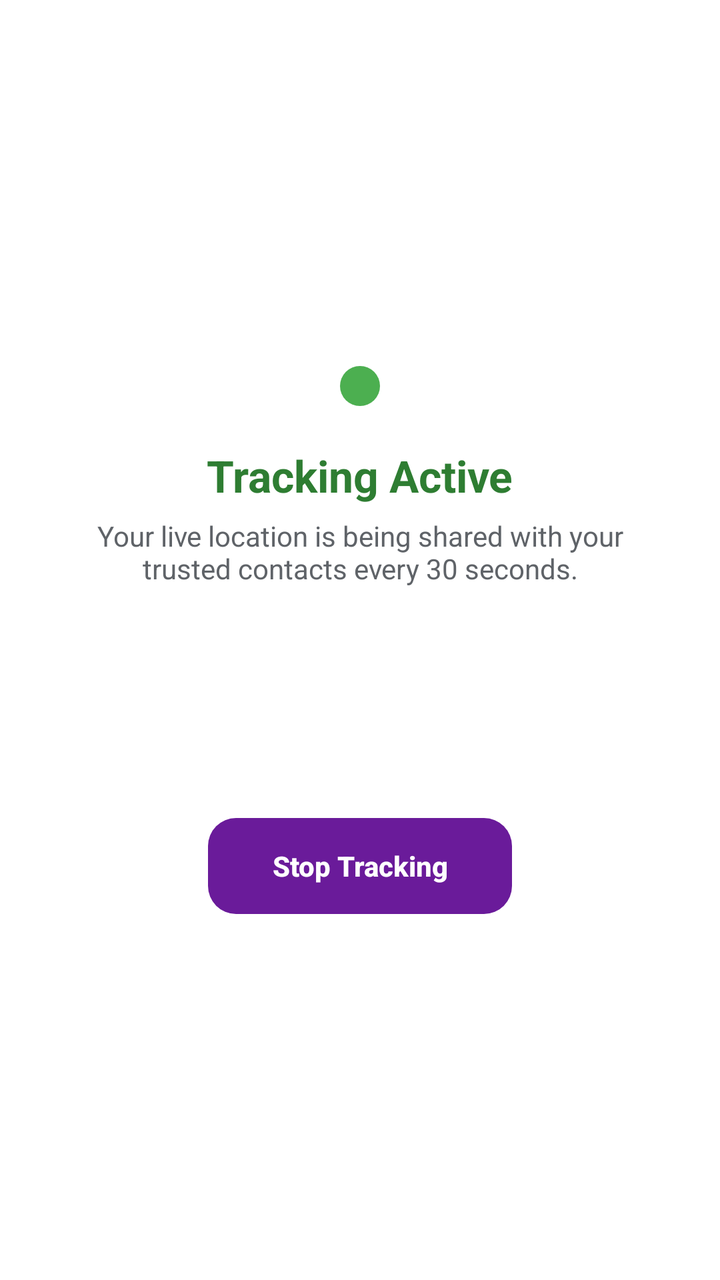
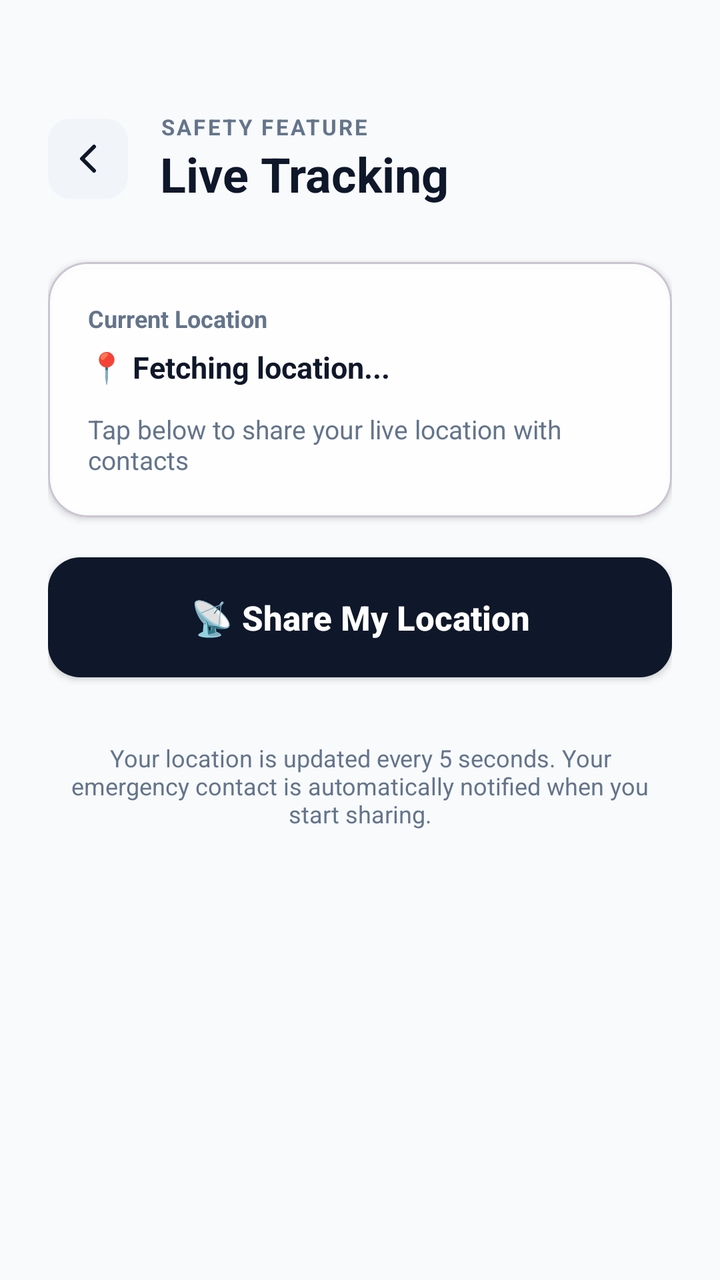

Before-and-after screenshots of an Android layout around one commit, followed by the original layout XML and the change that was made.
<!-- AndroidManifest.xml: application theme Theme.SafePathIndore -->
<!-- res/layout/activity_live_track.xml -->
<?xml version="1.0" encoding="utf-8"?>
<LinearLayout xmlns:android="http://schemas.android.com/apk/res/android"
    android:layout_width="match_parent"
    android:layout_height="match_parent"
    android:background="@color/surface"
    android:gravity="center"
    android:orientation="vertical"
    android:padding="32dp">

    <View
        android:layout_width="20dp"
        android:layout_height="20dp"
        android:background="@drawable/circle_green" />

    <TextView
        android:layout_width="wrap_content"
        android:layout_height="wrap_content"
        android:layout_marginTop="20dp"
        android:text="@string/tracking_active"
        android:textColor="@color/status_green"
        android:textSize="22sp"
        android:textStyle="bold" />

    <TextView
        android:layout_width="wrap_content"
        android:layout_height="wrap_content"
        android:layout_marginTop="6dp"
        android:gravity="center"
        android:text="Your live location is being shared with your trusted contacts every 30 seconds."
        android:textColor="@color/text_secondary"
        android:textSize="14sp" />

    <TextView
        android:id="@+id/liveLocation"
        android:layout_width="wrap_content"
        android:layout_height="wrap_content"
        android:layout_marginTop="24dp"
        android:fontFamily="monospace"
        android:textColor="@color/text_primary"
        android:textSize="14sp" />

    <TextView
        android:id="@+id/liveTimer"
        android:layout_width="wrap_content"
        android:layout_height="wrap_content"
        android:layout_marginTop="8dp"
        android:textColor="@color/text_secondary"
        android:textSize="12sp" />

    <androidx.appcompat.widget.AppCompatButton
        android:id="@+id/stopTrackingButton"
        android:layout_width="wrap_content"
        android:layout_height="wrap_content"
        android:layout_marginTop="48dp"
        android:background="@drawable/bg_navigate_button"
        android:paddingHorizontal="32dp"
        android:stateListAnimator="@null"
        android:text="Stop Tracking"
        android:textAllCaps="false"
        android:textColor="@color/white"
        android:textStyle="bold" />

</LinearLayout>
<!-- resources referenced by this layout -->
<resources>
  <color name="status_green">#2E7D32</color>
  <color name="surface">#FFFFFFFF</color>
  <color name="text_primary">#202124</color>
  <color name="text_secondary">#5F6368</color>
  <color name="white">#FFFFFFFF</color>
  <!-- drawable bg_navigate_button (drawable) -->
  <?xml version="1.0" encoding="utf-8"?>
  <shape xmlns:android="http://schemas.android.com/apk/res/android"
      android:shape="rectangle">
      <solid android:color="@color/brand_primary" />
      <corners android:radius="14dp" />
  </shape>
  <!-- drawable circle_green (drawable) -->
  <?xml version="1.0" encoding="utf-8"?>
  <shape xmlns:android="http://schemas.android.com/apk/res/android" android:shape="oval">
      <solid android:color="#4CAF50" />
  </shape>
  <string name="tracking_active">Tracking Active</string>
  <style name="Theme.SafePathIndore" parent="Theme.Material3.DayNight.NoActionBar">
          <item name="colorPrimary">@color/brand_primary</item>
          <item name="colorPrimaryVariant">@color/brand_primary_dark</item>
          <item name="colorOnPrimary">@color/white</item>
          <item name="colorSecondary">@color/brand_accent</item>
          <item name="android:statusBarColor">@color/brand_primary_dark</item>
          <item name="android:windowLightStatusBar">false</item>
      </style>
  <color name="brand_primary">#6A1B9A</color>
  <color name="brand_primary_dark">#4A148C</color>
  <color name="brand_accent">#FF4081</color>
</resources>

<!-- the commit's change to res/layout/activity_live_track.xml (unified diff, before → after) -->
@@ -1,63 +1,202 @@
 <?xml version="1.0" encoding="utf-8"?>
-<LinearLayout xmlns:android="http://schemas.android.com/apk/res/android"
+<androidx.constraintlayout.widget.ConstraintLayout
+    xmlns:android="http://schemas.android.com/apk/res/android"
+    xmlns:app="http://schemas.android.com/apk/res-auto"
     android:layout_width="match_parent"
     android:layout_height="match_parent"
-    android:background="@color/surface"
-    android:gravity="center"
-    android:orientation="vertical"
-    android:padding="32dp">
-
-    <View
-        android:layout_width="20dp"
-        android:layout_height="20dp"
-        android:background="@drawable/circle_green" />
-
-    <TextView
-        android:layout_width="wrap_content"
-        android:layout_height="wrap_content"
-        android:layout_marginTop="20dp"
-        android:text="@string/tracking_active"
-        android:textColor="@color/status_green"
-        android:textSize="22sp"
-        android:textStyle="bold" />
-
-    <TextView
-        android:layout_width="wrap_content"
-        android:layout_height="wrap_content"
-        android:layout_marginTop="6dp"
-        android:gravity="center"
-        android:text="Your live location is being shared with your trusted contacts every 30 seconds."
-        android:textColor="@color/text_secondary"
-        android:textSize="14sp" />
-
-    <TextView
-        android:id="@+id/liveLocation"
-        android:layout_width="wrap_content"
-        android:layout_height="wrap_content"
-        android:layout_marginTop="24dp"
-        android:fontFamily="monospace"
-        android:textColor="@color/text_primary"
-        android:textSize="14sp" />
-
-    <TextView
-        android:id="@+id/liveTimer"
-        android:layout_width="wrap_content"
-        android:layout_height="wrap_content"
-        android:layout_marginTop="8dp"
-        android:textColor="@color/text_secondary"
-        android:textSize="12sp" />
-
-    <androidx.appcompat.widget.AppCompatButton
-        android:id="@+id/stopTrackingButton"
-        android:layout_width="wrap_content"
-        android:layout_height="wrap_content"
-        android:layout_marginTop="48dp"
-        android:background="@drawable/bg_navigate_button"
-        android:paddingHorizontal="32dp"
-        android:stateListAnimator="@null"
-        android:text="Stop Tracking"
-        android:textAllCaps="false"
-        android:textColor="@color/white"
-        android:textStyle="bold" />
-
-</LinearLayout>
+    android:background="#F8FAFC">
+
+    <ScrollView
+        android:layout_width="match_parent"
+        android:layout_height="0dp"
+        android:scrollbars="none"
+        app:layout_constraintTop_toTopOf="parent"
+        app:layout_constraintBottom_toBottomOf="parent">
+
+        <LinearLayout
+            android:layout_width="match_parent"
+            android:layout_height="wrap_content"
+            android:orientation="vertical"
+            android:paddingHorizontal="24dp"
+            android:paddingTop="56dp"
+            android:paddingBottom="32dp">
+
+            
+            <LinearLayout
+                android:layout_width="match_parent"
+                android:layout_height="wrap_content"
+                android:gravity="center_vertical"
+                android:layout_marginBottom="28dp">
+                <ImageButton
+                    android:id="@+id/btnBack"
+                    android:layout_width="40dp"
+                    android:layout_height="40dp"
+                    android:background="@drawable/bg_icon_soft_slate"
+                    android:src="@drawable/ic_back"
+                    android:padding="8dp"
+                    app:tint="@color/ink" />
+                <LinearLayout
+                    android:layout_width="0dp"
+                    android:layout_height="wrap_content"
+                    android:layout_weight="1"
+                    android:layout_marginStart="16dp"
+                    android:orientation="vertical">
+                    <TextView
+                        android:layout_width="wrap_content"
+                        android:layout_height="wrap_content"
+                        android:text="SAFETY FEATURE"
+                        android:textColor="@color/slate500"
+                        android:textSize="11sp"
+                        android:textStyle="bold"
+                        android:letterSpacing="0.1" />
+                    <TextView
+                        android:layout_width="wrap_content"
+                        android:layout_height="wrap_content"
+                        android:text="Live Tracking"
+                        android:textColor="@color/ink"
+                        android:textSize="24sp"
+                        android:textStyle="bold" />
+                </LinearLayout>
+            </LinearLayout>
+
+            
+            <com.google.android.material.card.MaterialCardView
+                android:layout_width="match_parent"
+                android:layout_height="wrap_content"
+                android:layout_marginBottom="20dp"
+                app:cardBackgroundColor="@color/card_glass"
+                app:cardCornerRadius="20dp"
+                app:cardElevation="2dp">
+                <LinearLayout
+                    android:layout_width="match_parent"
+                    android:layout_height="wrap_content"
+                    android:orientation="vertical"
+                    android:padding="20dp">
+
+                    <TextView
+                        android:layout_width="wrap_content"
+                        android:layout_height="wrap_content"
+                        android:text="Current Location"
+                        android:textColor="@color/slate500"
+                        android:textSize="12sp"
+                        android:textStyle="bold"
+                        android:layout_marginBottom="6dp" />
+
+                    <TextView
+                        android:id="@+id/tvCurrentCoords"
+                        android:layout_width="wrap_content"
+                        android:layout_height="wrap_content"
+                        android:text="📍 Fetching location..."
+                        android:textColor="@color/ink"
+                        android:textSize="15sp"
+                        android:textStyle="bold"
+                        android:layout_marginBottom="12dp" />
+
+                    <TextView
+                        android:id="@+id/tvSharingStatus"
+                        android:layout_width="wrap_content"
+                        android:layout_height="wrap_content"
+                        android:text="Tap below to share your live location with contacts"
+                        android:textColor="@color/slate500"
+                        android:textSize="13sp" />
+                </LinearLayout>
+            </com.google.android.material.card.MaterialCardView>
+
+            
+            <com.google.android.material.card.MaterialCardView
+                android:id="@+id/shareUrlCard"
+                android:layout_width="match_parent"
+                android:layout_height="wrap_content"
+                android:layout_marginBottom="20dp"
+                android:visibility="gone"
+                app:cardBackgroundColor="#F0FFF4"
+                app:cardCornerRadius="16dp"
+                app:cardElevation="2dp"
+                app:strokeWidth="1.5dp"
+                app:strokeColor="@color/emerald">
+                <LinearLayout
+                    android:layout_width="match_parent"
+                    android:layout_height="wrap_content"
+                    android:orientation="vertical"
+                    android:padding="16dp">
+                    <TextView
+                        android:layout_width="wrap_content"
+                        android:layout_height="wrap_content"
+                        android:text="🔗 Share this tracking link"
+                        android:textColor="@color/emerald"
+                        android:textSize="12sp"
+                        android:textStyle="bold"
+                        android:layout_marginBottom="6dp" />
+                    <TextView
+                        android:id="@+id/tvShareUrl"
+                        android:layout_width="wrap_content"
+                        android:layout_height="wrap_content"
+                        android:textColor="@color/ink"
+                        android:textSize="13sp"
+                        android:textIsSelectable="true" />
+                </LinearLayout>
+            </com.google.android.material.card.MaterialCardView>
+
+            
+            <ProgressBar
+                android:id="@+id/progressSharing"
+                android:layout_width="wrap_content"
+                android:layout_height="wrap_content"
+                android:layout_gravity="center"
+                android:layout_marginBottom="16dp"
+                android:visibility="gone" />
+
+            
+            <androidx.appcompat.widget.AppCompatButton
+                android:id="@+id/btnShareLocation"
+                android:layout_width="match_parent"
+                android:layout_height="60dp"
+                android:layout_marginBottom="12dp"
+                android:background="@drawable/bg_dark_action_button"
+                android:text="📡 Share My Location"
+                android:textAllCaps="false"
+                android:textColor="@color/white"
+                android:textSize="17sp"
+                android:textStyle="bold" />
+
+            
+            <androidx.appcompat.widget.AppCompatButton
+                android:id="@+id/btnCopyLink"
+                android:layout_width="match_parent"
+                android:layout_height="52dp"
+                android:layout_marginBottom="12dp"
+                android:background="@drawable/bg_feature_button"
+                android:text="📋 Copy Link"
+                android:textAllCaps="false"
+                android:textColor="@color/ink"
+                android:textSize="15sp"
+                android:visibility="gone" />
+
+            
+            <androidx.appcompat.widget.AppCompatButton
+                android:id="@+id/btnWhatsapp"
+                android:layout_width="match_parent"
+                android:layout_height="52dp"
+                android:background="@drawable/bg_feature_button"
+                android:text="💬 Share via WhatsApp / SMS"
+                android:textAllCaps="false"
+                android:textColor="#16A34A"
+                android:textSize="15sp"
+                android:textStyle="bold"
+                android:visibility="gone" />
+
+            
+            <TextView
+                android:layout_width="wrap_content"
+                android:layout_height="wrap_content"
+                android:layout_marginTop="20dp"
+                android:text="Your location is updated every 5 seconds. Your emergency contact is automatically notified when you start sharing."
+                android:textColor="@color/slate500"
+                android:textSize="12sp"
+                android:gravity="center"
+                android:layout_gravity="center" />
+
+        </LinearLayout>
+    </ScrollView>
+
+</androidx.constraintlayout.widget.ConstraintLayout>
<!-- resource entries referenced after the edit -->
@@ -1,33 +1,58 @@
 <!-- resources referenced by this layout -->
 <resources>
-  <color name="status_green">#2E7D32</color>
-  <color name="surface">#FFFFFFFF</color>
-  <color name="text_primary">#202124</color>
-  <color name="text_secondary">#5F6368</color>
+  <color name="card_glass">#F2FFFFFF</color>
+  <color name="emerald">#059669</color>
+  <color name="ink">#0F172A</color>
+  <color name="slate500">#64748B</color>
+  <color name="surface">@color/white</color>
   <color name="white">#FFFFFFFF</color>
-  <!-- drawable bg_navigate_button (drawable) -->
+  <!-- drawable bg_dark_action_button (drawable) -->
   <?xml version="1.0" encoding="utf-8"?>
-  <shape xmlns:android="http://schemas.android.com/apk/res/android"
-      android:shape="rectangle">
-      <solid android:color="@color/brand_primary" />
-      <corners android:radius="14dp" />
+  <shape xmlns:android="http://schemas.android.com/apk/res/android" android:shape="rectangle">
+      <solid android:color="#0F172A" />
+      <corners android:radius="16dp" />
   </shape>
-  <!-- drawable circle_green (drawable) -->
+  <!-- drawable bg_feature_button (drawable) -->
   <?xml version="1.0" encoding="utf-8"?>
-  <shape xmlns:android="http://schemas.android.com/apk/res/android" android:shape="oval">
-      <solid android:color="#4CAF50" />
+  <shape xmlns:android="http://schemas.android.com/apk/res/android">
+      <solid android:color="#F8FAFC" />
+      <stroke android:width="1dp" android:color="#F1F5F9" />
+      <corners android:radius="16dp" />
   </shape>
-  <string name="tracking_active">Tracking Active</string>
-  <style name="Theme.SafePathIndore" parent="Theme.Material3.DayNight.NoActionBar">
+  <!-- drawable bg_icon_soft_slate (drawable) -->
+  <?xml version="1.0" encoding="utf-8"?>
+  <shape xmlns:android="http://schemas.android.com/apk/res/android">
+      <solid android:color="@color/slate100" />
+      <corners android:radius="11dp" />
+  </shape>
+  <!-- drawable ic_back (drawable) -->
+  <vector xmlns:android="http://schemas.android.com/apk/res/android"
+      android:width="24dp"
+      android:height="24dp"
+      android:viewportWidth="24"
+      android:viewportHeight="24">
+      <path
+          android:pathData="M15 18l-6-6 6-6"
+          android:strokeColor="#0F172A"
+          android:strokeWidth="2"
+          android:strokeLineCap="round"
+          android:strokeLineJoin="round"/>
+  </vector>
+  <style name="Theme.SafePathIndore" parent="Theme.Material3.Light.NoActionBar">
           <item name="colorPrimary">@color/brand_primary</item>
-          <item name="colorPrimaryVariant">@color/brand_primary_dark</item>
           <item name="colorOnPrimary">@color/white</item>
-          <item name="colorSecondary">@color/brand_accent</item>
-          <item name="android:statusBarColor">@color/brand_primary_dark</item>
-          <item name="android:windowLightStatusBar">false</item>
+          <item name="colorSecondary">@color/accent</item>
+          <item name="colorOnSecondary">@color/white</item>
+          <item name="colorTertiary">@color/safe</item>
+          <item name="android:statusBarColor">@color/white</item>
+          <item name="android:windowLightStatusBar">true</item>
+          <item name="android:windowBackground">@color/surface</item>
+          <item name="android:navigationBarColor">@color/white</item>
+          <item name="android:windowLightNavigationBar" tools:targetApi="27">true</item>
       </style>
-  <color name="brand_primary">#6A1B9A</color>
-  <color name="brand_primary_dark">#4A148C</color>
-  <color name="brand_accent">#FF4081</color>
+  <color name="slate100">#F1F5F9</color>
+  <color name="brand_primary">@color/ink</color>
+  <color name="accent">#FF3C5F</color>
+  <color name="safe">@color/emerald</color>
 </resources>
 
